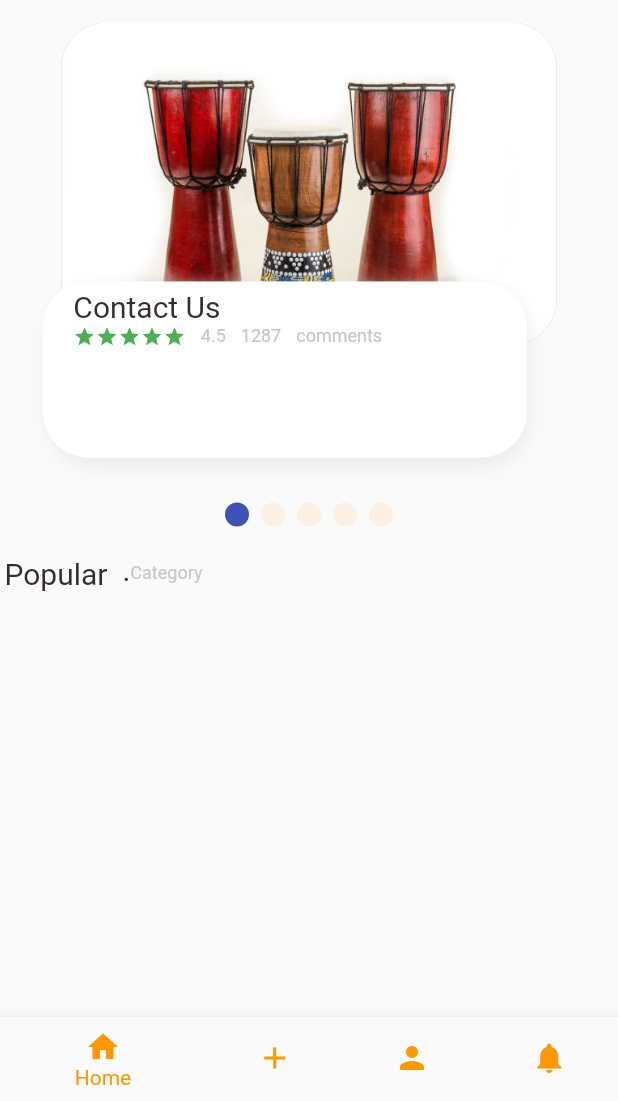
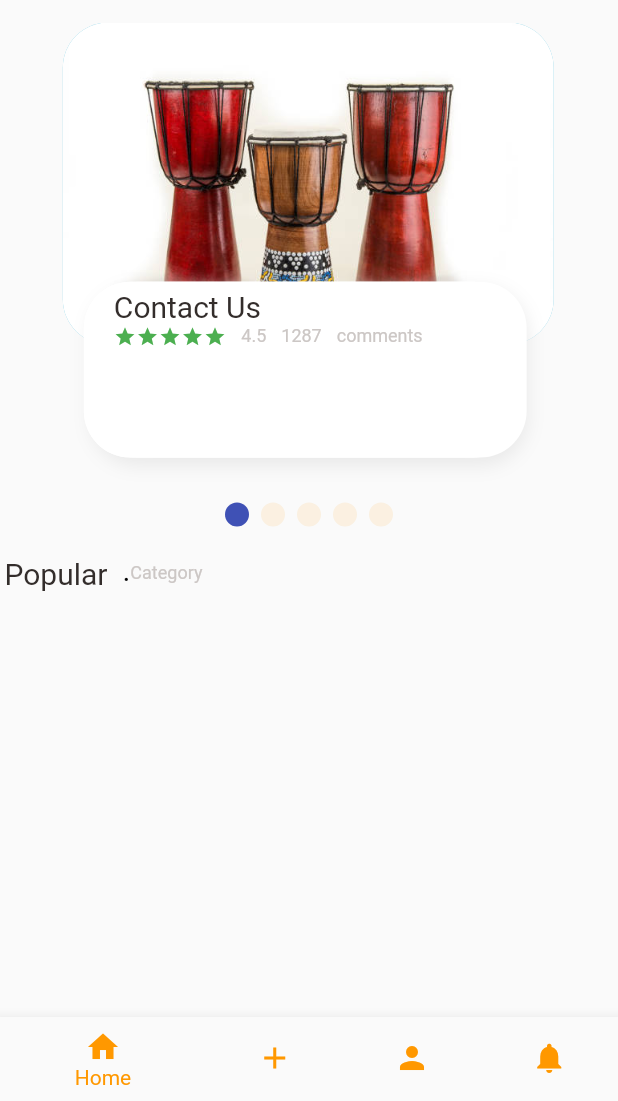
Before and after one commit to djadame/experiance, a Flutter app: the screen it shows after launch, on a phone screen of 412 x 824 dp, the part 135-1236 px from its top. Run offline on Flutter 3.47's test engine with Material 2 defaults, Android fonts, the phone set to English and light mode, and no system bars; drawn by our look-alikes of smooth_page_indicator; our stand-ins replace animated_splash_screen, get, google_fonts, lottie.

```diff
--- a/lib/Home/Container_roule.dart
+++ b/lib/Home/Container_roule.dart
@@ -121,7 +121,7 @@ class _ArticleState extends State<Article> {
         children: [
           Container(
             height: Dimension.pageViewContainer,
-            margin: EdgeInsets.only(left: 10, right: 10),
+            margin: EdgeInsets.only(left: 11, right: 12),
             decoration: BoxDecoration(
               borderRadius: BorderRadius.circular(30),
               color: index.isEven ? Color(0xFF69c5df) : Color(0xFF9294cc),
@@ -135,9 +135,9 @@ class _ArticleState extends State<Article> {
             alignment: Alignment.bottomCenter,
             child: Container(
               height: Dimension.pageViewTextContainer,
-              margin: EdgeInsets.only(left: 3, right: 30, bottom: 30),
+              margin: EdgeInsets.only(left: 30, right: 30, bottom: 30),
               decoration: BoxDecoration(
-                borderRadius: BorderRadius.circular(30),
+                borderRadius: BorderRadius.circular(31),
                 color: Colors.white,
                 // Create the shadow on the white container of the photo
                 boxShadow: [
```
